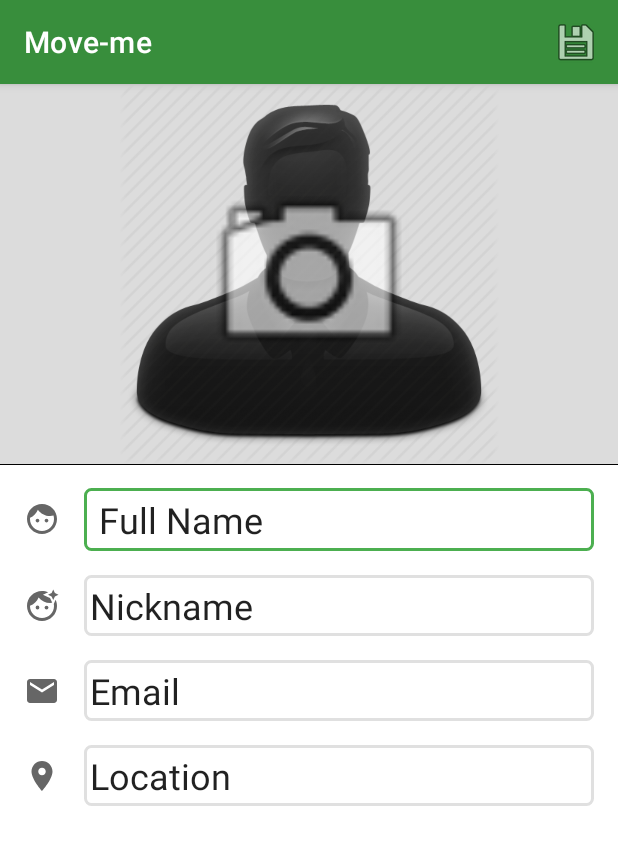
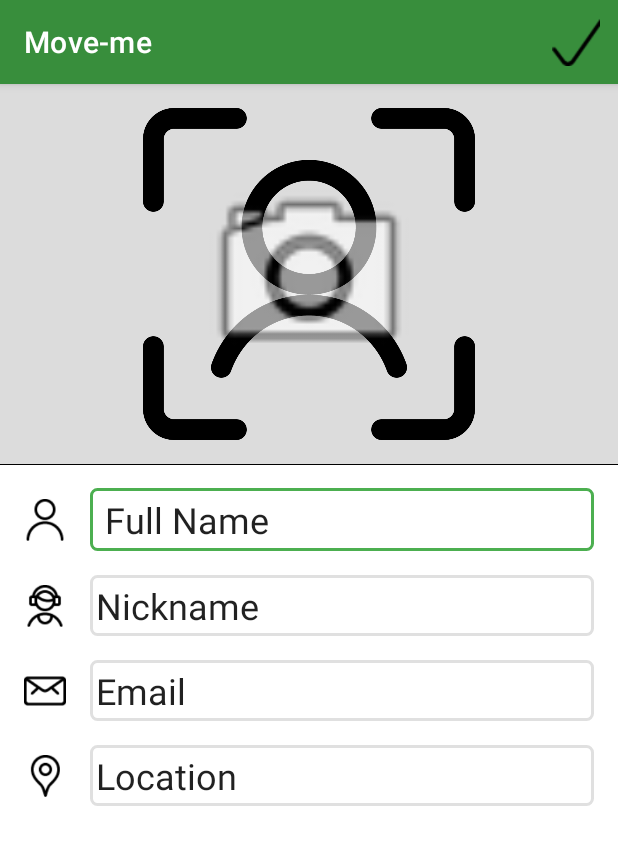
Before and after one commit to N-O-E-D/CarPooling, an Android app: the screen it shows after launch (EditProfileActivity), after a tap on "Edit", on a phone screen of 412 x 824 dp. Shown: the top 845 px of the screen. Run offline under Robolectric (Android 15) with nearby library versions, the phone set to English and light mode, and no system bars.

Commit message:
Lab1 - new icons

```diff
--- a/Lab/Lab1/app/src/main/res/layout-land/activity_edit_profile.xml
+++ b/Lab/Lab1/app/src/main/res/layout-land/activity_edit_profile.xml
@@ -127,7 +127,7 @@
 
     <ImageView
         android:id="@+id/imageView"
-        android:layout_width="wrap_content"
+        android:layout_width="28dp"
         android:layout_height="wrap_content"
         android:layout_marginStart="16dp"
         android:layout_marginLeft="16dp"
@@ -135,43 +135,43 @@
         app:layout_constraintBottom_toBottomOf="@+id/fullNameET"
         app:layout_constraintStart_toStartOf="@+id/verticalGuideline"
         app:layout_constraintTop_toTopOf="@+id/fullNameET"
-        app:srcCompat="@drawable/ic_baseline_face_24"
+        app:srcCompat="@drawable/face_neutral"
         tools:ignore="VectorDrawableCompat" />
 
     <ImageView
         android:id="@+id/imageView2"
-        android:layout_width="wrap_content"
+        android:layout_width="28dp"
         android:layout_height="wrap_content"
         android:contentDescription="@string/nickname"
         app:layout_constraintBottom_toBottomOf="@+id/nicknameET"
         app:layout_constraintEnd_toEndOf="@+id/imageView"
         app:layout_constraintStart_toStartOf="@+id/imageView"
         app:layout_constraintTop_toTopOf="@+id/nicknameET"
-        app:srcCompat="@drawable/ic_baseline_face_retouching_natural_24"
+        app:srcCompat="@drawable/nickname"
         tools:ignore="VectorDrawableCompat" />
 
     <ImageView
         android:id="@+id/imageView3"
-        android:layout_width="wrap_content"
+        android:layout_width="28dp"
         android:layout_height="wrap_content"
         android:contentDescription="@string/email"
         app:layout_constraintBottom_toBottomOf="@+id/emailET"
         app:layout_constraintEnd_toEndOf="@+id/imageView2"
         app:layout_constraintStart_toStartOf="@+id/imageView2"
         app:layout_constraintTop_toTopOf="@+id/emailET"
-        app:srcCompat="@drawable/ic_baseline_email_24"
+        app:srcCompat="@drawable/email"
         tools:ignore="VectorDrawableCompat" />
 
     <ImageView
         android:id="@+id/imageView4"
-        android:layout_width="wrap_content"
+        android:layout_width="28dp"
         android:layout_height="wrap_content"
         android:contentDescription="@string/location"
         app:layout_constraintBottom_toBottomOf="@+id/locationET"
         app:layout_constraintEnd_toEndOf="@+id/imageView3"
         app:layout_constraintStart_toStartOf="@+id/imageView3"
         app:layout_constraintTop_toTopOf="@+id/locationET"
-        app:srcCompat="@drawable/ic_baseline_location_on_24"
+        app:srcCompat="@drawable/location"
         tools:ignore="VectorDrawableCompat" />
 
 </androidx.constraintlayout.widget.ConstraintLayout>
--- a/Lab/Lab1/app/src/main/res/layout/activity_edit_profile.xml
+++ b/Lab/Lab1/app/src/main/res/layout/activity_edit_profile.xml
@@ -27,12 +27,14 @@
 
     <ImageView
         android:id="@+id/photoImage"
+        android:layout_width="0dp"
+        android:layout_height="0dp"
         android:background="#DCDCDC"
+        android:contentDescription="@string/photo"
         android:paddingLeft="16dp"
         android:paddingRight="16dp"
-        android:layout_width="0dp"
-        android:layout_height="0dp"
-        android:contentDescription="@string/photo"
+        android:paddingBottom="16dp"
+        android:paddingTop="16dp"
         app:layout_constraintBottom_toTopOf="@+id/horizontalGuideline"
         app:layout_constraintEnd_toEndOf="parent"
         app:layout_constraintStart_toStartOf="parent"
@@ -129,7 +131,7 @@
 
     <ImageView
         android:id="@+id/fullnameIcon"
-        android:layout_width="wrap_content"
+        android:layout_width="28dp"
         android:layout_height="wrap_content"
         android:layout_marginStart="16dp"
         android:layout_marginLeft="16dp"
@@ -139,43 +141,43 @@
         app:layout_constraintStart_toStartOf="parent"
         app:layout_constraintTop_toTopOf="@+id/fullNameET"
         app:layout_constraintVertical_bias="0.47"
-        app:srcCompat="@drawable/ic_baseline_face_24"
+        app:srcCompat="@drawable/face_neutral"
         tools:ignore="VectorDrawableCompat" />
 
     <ImageView
         android:id="@+id/nicknameIcon"
-        android:layout_width="wrap_content"
+        android:layout_width="28dp"
         android:layout_height="wrap_content"
         android:contentDescription="@string/nickname"
         app:layout_constraintBottom_toBottomOf="@+id/nicknameET"
         app:layout_constraintEnd_toEndOf="@+id/fullnameIcon"
         app:layout_constraintStart_toStartOf="@+id/fullnameIcon"
         app:layout_constraintTop_toTopOf="@+id/nicknameET"
-        app:srcCompat="@drawable/ic_baseline_face_retouching_natural_24"
+        app:srcCompat="@drawable/nickname"
         tools:ignore="VectorDrawableCompat" />
 
     <ImageView
         android:id="@+id/emailIcon"
-        android:layout_width="wrap_content"
+        android:layout_width="28dp"
         android:layout_height="wrap_content"
         android:contentDescription="@string/email"
         app:layout_constraintBottom_toBottomOf="@+id/emailET"
         app:layout_constraintEnd_toEndOf="@+id/nicknameIcon"
         app:layout_constraintStart_toStartOf="@+id/nicknameIcon"
         app:layout_constraintTop_toTopOf="@+id/emailET"
-        app:srcCompat="@drawable/ic_baseline_email_24"
+        app:srcCompat="@drawable/email"
         tools:ignore="VectorDrawableCompat" />
 
     <ImageView
         android:id="@+id/locationIcon"
-        android:layout_width="wrap_content"
+        android:layout_width="28dp"
         android:layout_height="wrap_content"
         android:contentDescription="@string/location"
         app:layout_constraintBottom_toBottomOf="@+id/locationET"
         app:layout_constraintEnd_toEndOf="@+id/emailIcon"
         app:layout_constraintStart_toStartOf="@+id/emailIcon"
         app:layout_constraintTop_toTopOf="@+id/locationET"
-        app:srcCompat="@drawable/ic_baseline_location_on_24"
+        app:srcCompat="@drawable/location"
         tools:ignore="VectorDrawableCompat" />
 
 </androidx.constraintlayout.widget.ConstraintLayout>
--- a/Lab/Lab1/app/src/main/res/menu/edit_menu.xml
+++ b/Lab/Lab1/app/src/main/res/menu/edit_menu.xml
@@ -3,7 +3,7 @@
     xmlns:app="http://schemas.android.com/apk/res-auto">
     <item
         android:id="@+id/editButton"
-        android:icon="@android:drawable/ic_menu_edit"
+        android:icon="@drawable/edit"
         android:title="@string/edit"
         app:showAsAction="always" />
 
--- a/Lab/Lab1/app/src/main/res/menu/save_menu.xml
+++ b/Lab/Lab1/app/src/main/res/menu/save_menu.xml
@@ -3,7 +3,7 @@
     xmlns:app="http://schemas.android.com/apk/res-auto">
     <item
         android:id="@+id/saveButton"
-        android:icon="@android:drawable/ic_menu_save"
+        android:icon="@drawable/check"
         android:title="@string/save"
         app:showAsAction="always" />
 </menu>
```
Also changed, not shown: Lab/Lab1/app/src/main/res/layout-land/activity_main.xml (+8 -8 lines), Lab/Lab1/app/src/main/res/layout/activity_main.xml (+10 -8 lines), Lab/Lab1/app/src/main/res/drawable/camera.png (added), Lab/Lab1/app/src/main/res/drawable/check.png (added), Lab/Lab1/app/src/main/res/drawable/edit.png (added), Lab/Lab1/app/src/main/res/drawable/email.png (added), Lab/Lab1/app/src/main/res/drawable/face_neutral.png (added), Lab/Lab1/app/src/main/res/drawable/location.png (added), Lab/Lab1/app/src/main/res/drawable/nickname.png (added), Lab/Lab1/app/src/main/res/drawable/photo_default.png.
